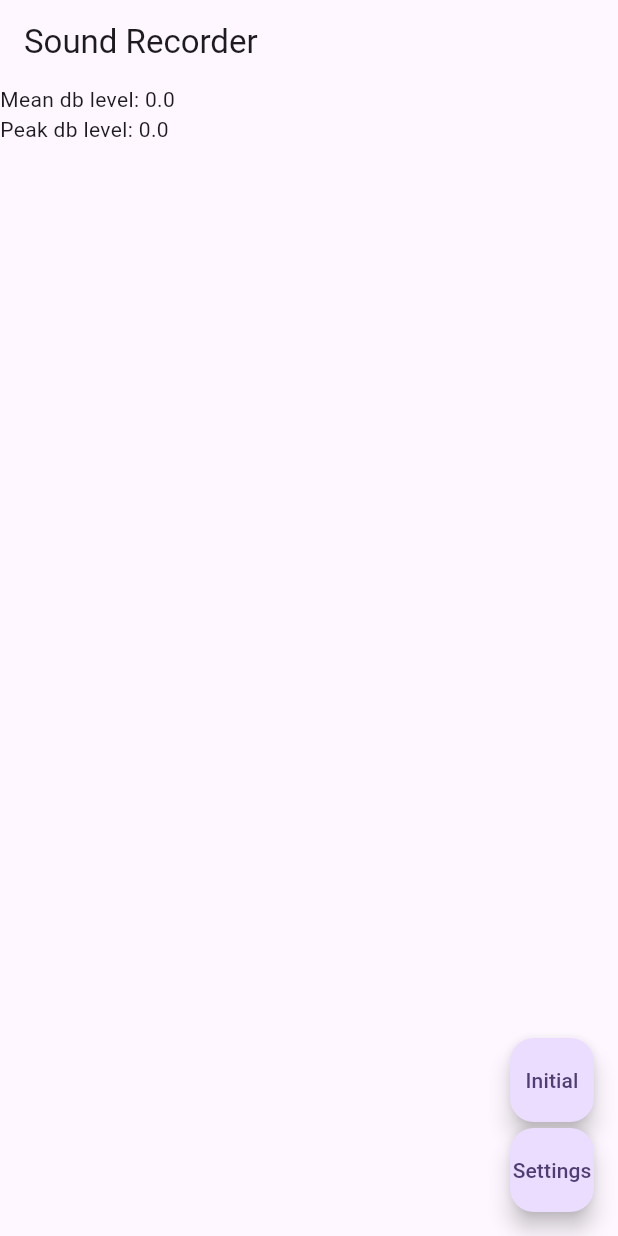
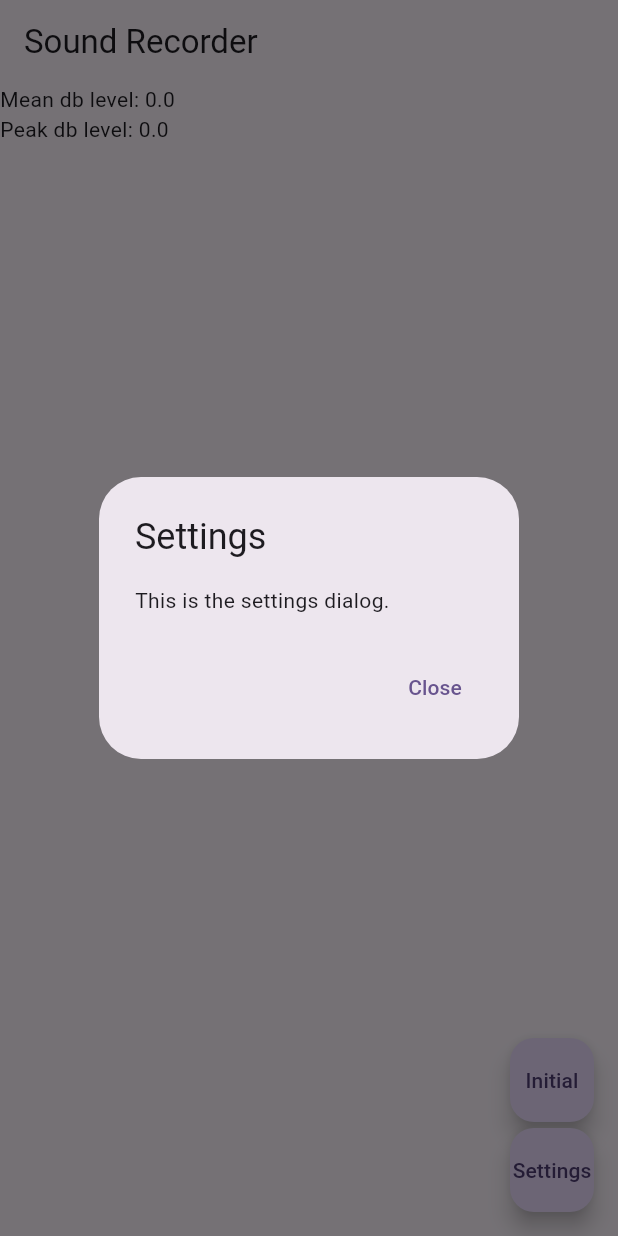
Before and after one commit to manster161/sound_recorder, a Flutter app: the screen it shows after launch, after a tap on "Settings", on a phone screen of 412 x 824 dp. Run offline on Flutter 3.47's test engine with Material 3 defaults, Android fonts, the phone set to English and light mode, and no system bars; our stand-ins replace bloc, equatable, flutter_bloc, logger, permission_handler; missing offline and left inert: noise_meter.

Commit message:
adds a settings dialog

```diff
--- a/lib/sound_recorder_page.dart
+++ b/lib/sound_recorder_page.dart
@@ -10,8 +10,24 @@ class SoundRecorderPage extends StatelessWidget {
 
   final Logger _logger = Logger(level: Level.info);
 
-  void onPressed() {
-    _logger.i('Setting pressed');
+  void onPressed(BuildContext context) {
+    showDialog(
+      context: context,
+      builder: (BuildContext context) {
+        return AlertDialog(
+          title: const Text('Settings'),
+          content: const Text('This is the settings dialog.'),
+          actions: <Widget>[
+            TextButton(
+              child: const Text('Close'),
+              onPressed: () {
+                Navigator.of(context).pop();
+              },
+            ),
+          ],
+        );
+      },
+    );
   }
 
   @override
@@ -26,21 +42,21 @@ class SoundRecorderPage extends StatelessWidget {
             Row(
               children: [
                 Center(
-                      child:
-                      BlocBuilder<SoundRecorderBloc, SoundRecorderState>(
-                          builder: (context, state)  =>
+                  child: BlocBuilder<SoundRecorderBloc, SoundRecorderState>(
+                    builder: (context, state) =>
                       Text('Mean db level: ${state.currentDbLevel.toString()}')
-                          )),
+                  ),
+                ),
               ],
             ),
             Row(
               children: [
                 Center(
-                      child:
-                      BlocBuilder<SoundRecorderBloc, SoundRecorderState>(
+                  child: BlocBuilder<SoundRecorderBloc, SoundRecorderState>(
                     builder: (context, state) =>
                       Text('Peak db level: ${state.peakDbLevel.toString()}')
-                          )),
+                  ),
+                ),
               ],
             ),
           ],
@@ -55,10 +71,13 @@ class SoundRecorderPage extends StatelessWidget {
               builder: (context, state) => Text(state.recordButtonText),
             ),
             onPressed: () => BlocProvider.of<SoundRecorderBloc>(context)
-                  .add(const SoundRecorderToggleEvent(0.0, 0.0))),
+              .add(const SoundRecorderToggleEvent(0.0, 0.0)),
+          ),
           const SizedBox(height: 4),
           FloatingActionButton(
-              child: const Text('Settings'), onPressed: () => onPressed()),
+            child: const Text('Settings'),
+            onPressed: () => onPressed(context),
+          ),
         ],
       ),
     );
```
Lines whose indentation alone changed are shown as unchanged.
